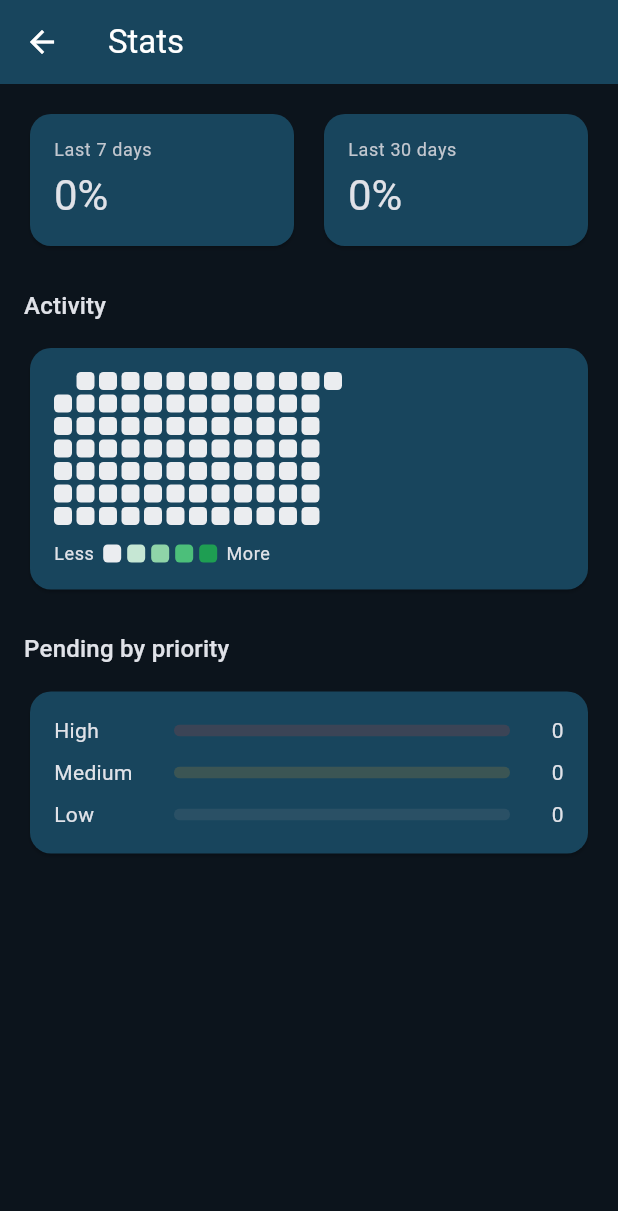
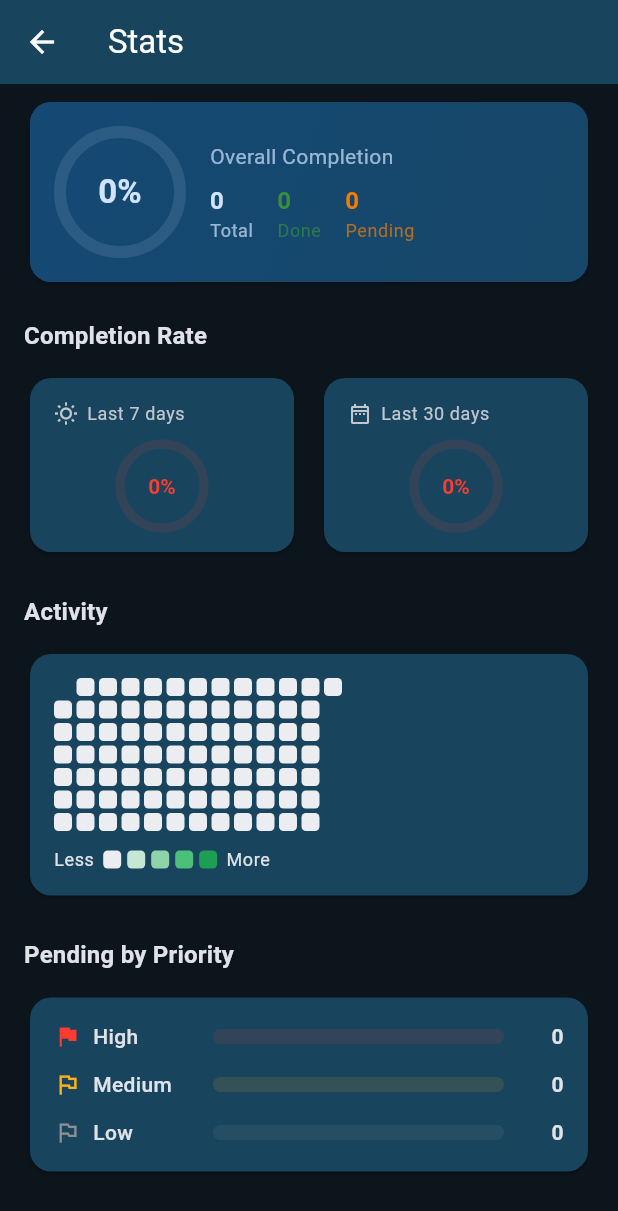
Before and after one commit to idontknow-you/personal_assistant, a Flutter app: the TaskStatsScreen screen opened directly with empty values, on a phone screen of 412 x 824 dp. Shown: the top 1211 px of the screen. Run offline on Flutter 3.47's test engine with Material 3 defaults, Android fonts, the phone set to English and light mode, and no system bars; our stand-ins replace audioplayers, cloud_firestore, file_picker, firebase_auth, firebase_core, flutter_markdown and 7 more; missing offline and left inert: alarm; accounts and stored records are empty; network calls fail.

Commit message:
Redesign stats screen with modern UI
Hero summary card with circular progress, gradient background,
total/done/pending mini stats. Rate cards now use circular
indicators with color coding (green >= 80%, orange >= 50%, red < 50%).
Priority/tag rows have icons and bolder typography.

🤖 Generated with Codebuff
Co-Authored-By: Codebuff <noreply@codebuff.com>

```diff
--- a/lib/screens/tasks/task_stats_screen.dart
+++ b/lib/screens/tasks/task_stats_screen.dart
@@ -29,68 +29,52 @@ class TaskStatsScreen extends StatelessWidget {
           }
           final tasks = snapshot.data ?? [];
           final stats = TaskStats.compute(tasks);
+          final totalTasks = tasks.length;
+          final completedTasks = stats.totalCompleted;
+          final pendingTasks = stats.totalPending;
+          final overallRate = totalTasks == 0 ? 0.0 : completedTasks / totalTasks;
 
           return ListView(
-            padding: const EdgeInsets.all(16),
+            padding: const EdgeInsets.fromLTRB(16, 8, 16, 32),
             children: [
+              _SummaryHero(
+                total: totalTasks, completed: completedTasks,
+                pending: pendingTasks, overallRate: overallRate,
+              ),
+              const SizedBox(height: 20),
+              Text('Completion Rate', style: Theme.of(context).textTheme.titleMedium?.copyWith(fontWeight: FontWeight.w600)),
+              const SizedBox(height: 12),
               Row(
                 children: [
-                  Expanded(
-                    child: _RateCard(label: 'Last 7 days', rate: stats.last7DaysRate),
-                  ),
+                  Expanded(child: _RateCard(label: 'Last 7 days', rate: stats.last7DaysRate, icon: Icons.wb_sunny_outlined)),
                   const SizedBox(width: 12),
-                  Expanded(
-                    child: _RateCard(label: 'Last 30 days', rate: stats.last30DaysRate),
-                  ),
+                  Expanded(child: _RateCard(label: 'Last 30 days', rate: stats.last30DaysRate, icon: Icons.date_range_outlined)),
                 ],
               ),
               const SizedBox(height: 24),
-              Text('Activity', style: Theme.of(context).textTheme.titleMedium),
+              Text('Activity', style: Theme.of(context).textTheme.titleMedium?.copyWith(fontWeight: FontWeight.w600)),
               const SizedBox(height: 12),
-              Card(
-                child: Padding(
-                  padding: const EdgeInsets.all(16),
-                  child: CompletionHeatmap(byDate: stats.byDate),
-                ),
-              ),
+              Card(child: Padding(padding: const EdgeInsets.all(16), child: CompletionHeatmap(byDate: stats.byDate))),
               const SizedBox(height: 24),
-              Text('Pending by priority', style: Theme.of(context).textTheme.titleMedium),
+              Text('Pending by Priority', style: Theme.of(context).textTheme.titleMedium?.copyWith(fontWeight: FontWeight.w600)),
               const SizedBox(height: 12),
               Card(
                 child: Padding(
                   padding: const EdgeInsets.all(16),
                   child: Column(
                     children: [
-                      _StatBarRow(
-                        label: 'High',
-                        count: stats.pendingHigh,
-                        total: stats.totalPending,
-                        color: AppColors.priorityHigh,
-                      ),
-                      const SizedBox(height: 8),
-                      _StatBarRow(
-                        label: 'Medium',
-                        count: stats.pendingMedium,
-                        total: stats.totalPending,
-                        color: AppColors.priorityMedium,
-                      ),
-                      const SizedBox(height: 8),
-                      _StatBarRow(
-                        label: 'Low',
-                        count: stats.pendingLow,
-                        total: stats.totalPending,
-                        color: AppColors.priorityLow,
-                      ),
+                      _PriorityRow(label: 'High', count: stats.pendingHigh, total: stats.totalPending, color: AppColors.priorityHigh, icon: Icons.flag),
+                      const SizedBox(height: 12),
+                      _PriorityRow(label: 'Medium', count: stats.pendingMedium, total: stats.totalPending, color: AppColors.priorityMedium, icon: Icons.flag_outlined),
+                      const SizedBox(height: 12),
+                      _PriorityRow(label: 'Low', count: stats.pendingLow, total: stats.totalPending, color: AppColors.priorityLow, icon: Icons.outlined_flag),
                     ],
                   ),
                 ),
               ),
-              // Only shown once there's at least one pending tagged (or
-              // untagged) task to report — an empty section here would
-              // just be dead space for anyone who hasn't used tags yet.
               if (stats.pendingByTag.isNotEmpty) ...[
                 const SizedBox(height: 24),
-                Text('Pending by tag', style: Theme.of(context).textTheme.titleMedium),
+                Text('Pending by Tag', style: Theme.of(context).textTheme.titleMedium?.copyWith(fontWeight: FontWeight.w600)),
                 const SizedBox(height: 12),
                 Card(
                   child: Padding(
@@ -100,39 +84,22 @@ class TaskStatsScreen extends StatelessWidget {
                       builder: (context, tagSnapshot) {
                         final tags = tagSnapshot.data ?? [];
                         final tagsById = {for (final t in tags) t.id: t};
-                        // Every real tag shares the theme's primary color
-                        // now — a task only ever carries one tag, so
-                        // distinct per-tag colors never actually conveyed
-                        // anything here. Grey is reserved for the "No tag"
-                        // bucket so it still reads as visually distinct
-                        // from every tagged bar.
                         final tagColor = Theme.of(context).colorScheme.primary;
-
-                        // Sorted by count descending so the busiest tags
-                        // surface first; untagged ('') always sorts last
-                        // regardless of count, since it's the "leftover"
-                        // bucket rather than a real tag someone chose.
                         final entries = stats.pendingByTag.entries.toList()
                           ..sort((a, b) {
                             if (a.key.isEmpty) return 1;
                             if (b.key.isEmpty) return -1;
                             return b.value.compareTo(a.value);
                           });
-
                         return Column(
                           children: [
                             for (int i = 0; i < entries.length; i++) ...[
-                              if (i > 0) const SizedBox(height: 8),
-                              _StatBarRow(
-                                label: entries[i].key.isEmpty
-                                    ? 'No tag'
-                                    : (tagsById[entries[i].key]?.name ??
-                                        'Deleted tag'),
-                                count: entries[i].value,
-                                total: stats.totalPending,
-                                color: entries[i].key.isEmpty
-                                    ? AppColors.skip
-                                    : tagColor,
+                              if (i > 0) const SizedBox(height: 12),
+                              _PriorityRow(
+                                label: entries[i].key.isEmpty ? 'No tag' : (tagsById[entries[i].key]?.name ?? 'Deleted'),
+                                count: entries[i].value, total: stats.totalPending,
+                                color: entries[i].key.isEmpty ? AppColors.skip : tagColor,
+                                icon: entries[i].key.isEmpty ? Icons.label_off_outlined : Icons.label_outlined,
                               ),
                             ],
                           ],
@@ -150,28 +117,111 @@ class TaskStatsScreen extends StatelessWidget {
   }
 }
 
+class _SummaryHero extends StatelessWidget {
+  const _SummaryHero({required this.total, required this.completed, required this.pending, required this.overallRate});
+  final int total, completed, pending;
+  final double overallRate;
+  @override
+  Widget build(BuildContext context) {
+    final cs = Theme.of(context).colorScheme;
+    final pct = (overallRate * 100).round();
+    return Card(
+      clipBehavior: Clip.antiAlias,
+      child: Container(
+        decoration: BoxDecoration(
+          gradient: LinearGradient(
+            begin: Alignment.topLeft, end: Alignment.bottomRight,
+            colors: [cs.primaryContainer, cs.primaryContainer.withValues(alpha: 0.5)],
+          ),
+        ),
+        child: Padding(
+          padding: const EdgeInsets.all(20),
+          child: Row(
+            children: [
+              SizedBox(
+                width: 80, height: 80,
+                child: Stack(
+                  alignment: Alignment.center,
+                  children: [
+                    SizedBox(width: 80, height: 80, child: CircularProgressIndicator(value: overallRate, strokeWidth: 8, backgroundColor: cs.onPrimaryContainer.withValues(alpha: 0.12), valueColor: AlwaysStoppedAnimation(cs.primary))),
+                    Text('$pct%', style: Theme.of(context).textTheme.titleLarge?.copyWith(fontWeight: FontWeight.w700, color: cs.onPrimaryContainer)),
+                  ],
+                ),
+              ),
+              const SizedBox(width: 20),
+              Expanded(
+                child: Column(
+                  crossAxisAlignment: CrossAxisAlignment.start,
+                  children: [
+                    Text('Overall Completion', style: Theme.of(context).textTheme.bodyMedium?.copyWith(color: cs.onPrimaryContainer.withValues(alpha: 0.7))),
+                    const SizedBox(height: 8),
+                    Row(
+                      children: [
+                        _MiniStat(label: 'Total', value: '$total', color: cs.onPrimaryContainer),
+                        const SizedBox(width: 16),
+                        _MiniStat(label: 'Done', value: '$completed', color: Colors.green.shade700),
+                        const SizedBox(width: 16),
+                        _MiniStat(label: 'Pending', value: '$pending', color: Colors.orange.shade700),
+                      ],
+                    ),
+                  ],
+                ),
+              ),
+            ],
+          ),
+        ),
+      ),
+    );
+  }
+}
+
+class _MiniStat extends StatelessWidget {
+  const _MiniStat({required this.label, required this.value, required this.color});
+  final String label, value;
+  final Color color;
+  @override
+  Widget build(BuildContext context) {
+    return Column(
+      crossAxisAlignment: CrossAxisAlignment.start,
+      children: [
+        Text(value, style: Theme.of(context).textTheme.titleMedium?.copyWith(fontWeight: FontWeight.w700, color: color)),
+        Text(label, style: Theme.of(context).textTheme.bodySmall?.copyWith(color: color.withValues(alpha: 0.7))),
+      ],
+    );
+  }
+}
+
 class _RateCard extends StatelessWidget {
-  const _RateCard({required this.label, required this.rate});
-
+  const _RateCard({required this.label, required this.rate, required this.icon});
   final String label;
   final double rate;
-
+  final IconData icon;
   @override
   Widget build(BuildContext context) {
     final theme = Theme.of(context);
+    final cs = theme.colorScheme;
+    final pct = (rate * 100).round();
+    final Color c = rate >= 0.8 ? Colors.green : rate >= 0.5 ? Colors.orange : cs.error;
     return Card(
       child: Padding(
         padding: const EdgeInsets.all(16),
         child: Column(
-          crossAxisAlignment: CrossAxisAlignment.start,
           children: [
-            Text(label, style: theme.textTheme.bodySmall?.copyWith(
-              color: theme.colorScheme.onSurfaceVariant,
-            )),
-            const SizedBox(height: 4),
-            Text(
-              '${(rate * 100).round()}%',
-              style: theme.textTheme.headlineMedium,
+            Row(children: [
+              Icon(icon, size: 16, color: cs.onSurfaceVariant),
+              const SizedBox(width: 6),
+              Text(label, style: theme.textTheme.bodySmall?.copyWith(color: cs.onSurfaceVariant)),
+            ]),
+            const SizedBox(height: 12),
+            SizedBox(
+              width: 56, height: 56,
+              child: Stack(
+                alignment: Alignment.center,
+                children: [
+                  SizedBox(width: 56, height: 56, child: CircularProgressIndicator(value: rate, strokeWidth: 6, backgroundColor: c.withValues(alpha: 0.12), valueColor: AlwaysStoppedAnimation(c))),
+                  Text('$pct%', style: theme.textTheme.titleSmall?.copyWith(fontWeight: FontWeight.w700, color: c)),
+                ],
+              ),
             ),
           ],
         ),
@@ -180,56 +230,25 @@ class _RateCard extends StatelessWidget {
   }
 }
 
-/// A single labeled progress bar with a trailing count — used for both
-/// the priority breakdown and the tag breakdown, since the two are
-/// visually identical aside from label/color/count. Was named
-/// _PriorityRow before tags existed; renamed since it's genuinely generic.
-class _StatBarRow extends StatelessWidget {
-  const _StatBarRow({
-    required this.label,
-    required this.count,
-    required this.total,
-    required this.color,
-  });
-
+class _PriorityRow extends StatelessWidget {
+  const _PriorityRow({required this.label, required this.count, required this.total, required this.color, required this.icon});
   final String label;
-  final int count;
-  final int total;
+  final int count, total;
   final Color color;
-
+  final IconData icon;
   @override
   Widget build(BuildContext context) {
-    final fraction = total == 0 ? 0.0 : count / total;
+    final f = total == 0 ? 0.0 : count / total;
+    final t = Theme.of(context);
     return Row(
       children: [
-        SizedBox(
-          width: 80,
-          child: Text(
-            label,
-            overflow: TextOverflow.ellipsis,
-            style: Theme.of(context).textTheme.bodyMedium,
-          ),
-        ),
-        Expanded(
-          child: ClipRRect(
-            borderRadius: BorderRadius.circular(6),
-            child: LinearProgressIndicator(
-              value: fraction,
-              minHeight: 8,
-              backgroundColor: color.withValues(alpha: 0.15),
-              valueColor: AlwaysStoppedAnimation(color),
-            ),
-          ),
-        ),
+        Icon(icon, size: 18, color: color),
+        const SizedBox(width: 8),
+        SizedBox(width: 72, child: Text(label, overflow: TextOverflow.ellipsis, style: t.textTheme.bodyMedium?.copyWith(fontWeight: FontWeight.w500))),
+        const SizedBox(width: 8),
+        Expanded(child: ClipRRect(borderRadius: BorderRadius.circular(6), child: LinearProgressIndicator(value: f, minHeight: 10, backgroundColor: color.withValues(alpha: 0.12), valueColor: AlwaysStoppedAnimation(color)))),
         const SizedBox(width: 12),
-        SizedBox(
-          width: 24,
-          child: Text(
-            '$count',
-            textAlign: TextAlign.right,
-            style: Theme.of(context).textTheme.bodyMedium,
-          ),
-        ),
+        SizedBox(width: 28, child: Text('$count', textAlign: TextAlign.right, style: t.textTheme.bodyMedium?.copyWith(fontWeight: FontWeight.w600))),
       ],
     );
   }
```
